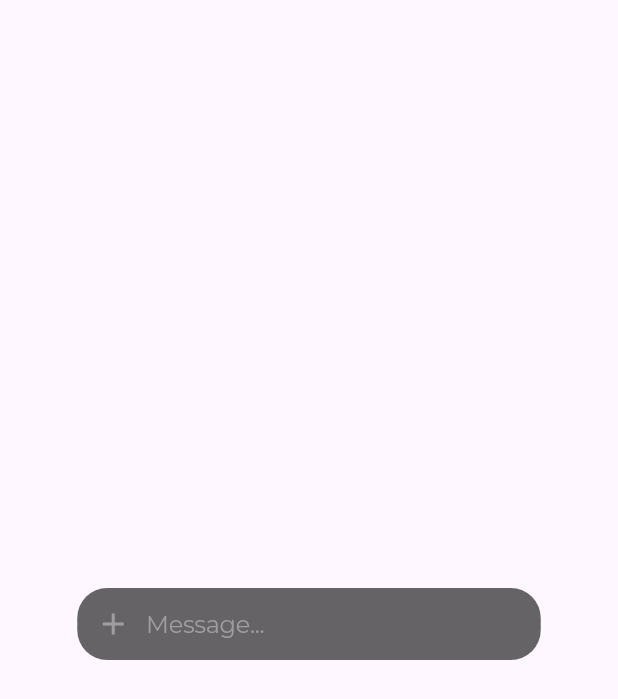
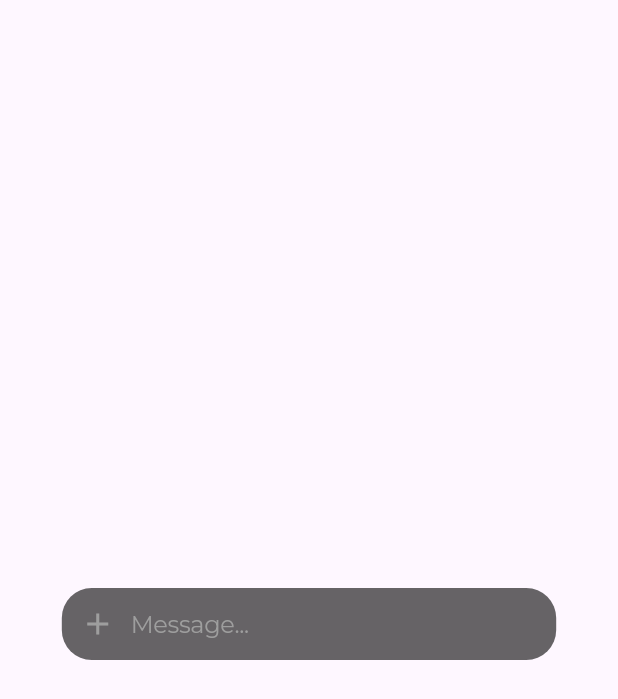
Before and after one commit to OmkarKhilari/our-chat-app, a Flutter app: the screen it shows after launch, on a phone screen of 412 x 824 dp. Shown: the top 699 px of the screen. Run offline on Flutter 3.47's test engine with Material 3 defaults, Android fonts, the phone set to English and light mode, and no system bars; our stand-ins replace google_fonts.

Commit message:
some changes

```diff
--- a/lib/components/custom_textfield.dart
+++ b/lib/components/custom_textfield.dart
@@ -1,5 +1,7 @@
 import 'package:flutter/material.dart';
 import 'package:google_fonts/google_fonts.dart';
+
+// TODO: add icon must alwas remain down and length of text input must be in container
 
 class CustomTextfield extends StatelessWidget {
   const CustomTextfield({super.key});
@@ -9,14 +11,15 @@ class CustomTextfield extends StatelessWidget {
   double width = MediaQuery.of(context).size.width;
 
     return Container(
-      width: width*0.75,
+      width: width*0.8,
       margin: EdgeInsets.only(top: 8),
       decoration: BoxDecoration(
         color: Color(0xff000000).withOpacity(0.6),
         borderRadius: BorderRadius.circular(20)
       ),
-      // padding: EdgeInsets.only(left: 12,right: 12),
+      padding: EdgeInsets.only(right: 12),
       child: TextField(
+        textAlign: TextAlign.start,
         decoration: InputDecoration(
           hintText: 'Message...',
           hintStyle: GoogleFonts.montserrat(
```
Also changed, not shown: 1 other file.
